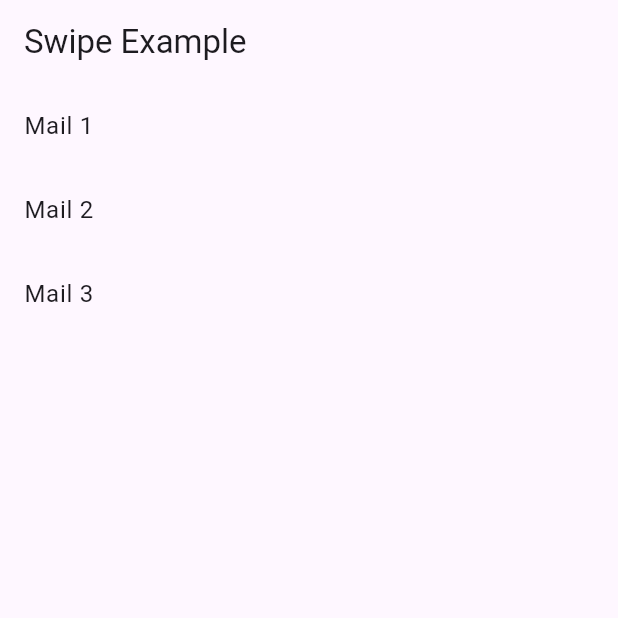
After one commit to 0xJihan/flutter-practice, a Flutter app: the screen it shows after launch, on a phone screen of 412 x 824 dp, the top half of it. The commit adds this screen. Run offline on Flutter 3.47's test engine with Material 3 defaults, Android fonts, the phone set to English and light mode, and no system bars; our stand-ins replace toastification.

Commit message:
feat: add backdrop, dismissible, and toast/snackbar examples
This commit introduces several new UI examples and a new dependency.

- **Backdrop Filter Example**: Adds `BackdropExample.dart`, demonstrating a frosted glass effect using `BackdropFilter` with `ImageFilter.blur`.
- **Dismissible Widget Example**: Adds `DismissibleExample.dart` to show how to implement swipe-to-dismiss functionality in a `ListView` for actions like archiving and deleting.
- **Toast and Snackbar Demo**: Adds `Toast_Snacks.dart` to showcase various notification styles. This includes using the new `toastification` package for advanced toasts and Flutter's built-in `SnackBar` for simpler notifications.
- **Dependencies**: Adds the `toastification` package to `pubspec.yaml`.

```diff
--- /dev/null
+++ b/lib/DismissableExample.dart
@@ -0,0 +1,56 @@
+import 'package:flutter/material.dart';
+
+class DismissibleExample extends StatefulWidget {
+  const DismissibleExample({super.key});
+
+  @override
+  State<DismissibleExample> createState() => _DismissibleExampleState();
+}
+
+class _DismissibleExampleState extends State<DismissibleExample> {
+  final items = ['Mail 1', 'Mail 2', 'Mail 3'];
+
+  @override
+  Widget build(BuildContext context) {
+    return Scaffold(
+      appBar: AppBar(title: const Text("Swipe Example")),
+      body: ListView.builder(
+        itemCount: items.length,
+        itemBuilder: (context, index) {
+          final item = items[index];
+
+          return Dismissible(
+            key: Key(item),
+            background: Container(
+              color: Colors.green,
+              alignment: Alignment.centerLeft,
+              padding: const EdgeInsets.symmetric(horizontal: 20),
+              child: const Icon(Icons.archive, color: Colors.white),
+            ),
+            secondaryBackground: Container(
+              color: Colors.red,
+              alignment: Alignment.centerRight,
+              padding: const EdgeInsets.symmetric(horizontal: 20),
+              child: const Icon(Icons.delete, color: Colors.white),
+            ),
+            onDismissed: (direction) {
+              if (direction == DismissDirection.startToEnd) {
+                // Swiped right → archive
+                ScaffoldMessenger.of(context).showSnackBar(
+                  SnackBar(content: Text('$item archived')),
+                );
+              } else if (direction == DismissDirection.endToStart) {
+                // Swiped left → delete
+                ScaffoldMessenger.of(context).showSnackBar(
+                  SnackBar(content: Text('$item deleted')),
+                );
+                setState(() => items.removeAt(index));
+              }
+            },
+            child: ListTile(title: Text(item)),
+          );
+        },
+      ),
+    );
+  }
+}
--- a/lib/main.dart
+++ b/lib/main.dart
@@ -1,13 +1,16 @@
 import 'package:flutter/material.dart';
 import 'package:flutter_practice/AllDialogs.dart';
+import 'package:flutter_practice/BackDropExample.dart';
+import 'package:flutter_practice/DismissableExample.dart';
 import 'package:flutter_practice/HeroImageTransition.dart';
 import 'package:flutter_practice/ProviderStateManagementExample.dart';
+import 'package:flutter_practice/Toast_Snacks.dart';
 
 void main() {
   runApp(MaterialApp(
     debugShowCheckedModeBanner: false,
     title: "Flutter Practice",
-    home: AllDialogsScreen(),
+    home: DismissibleExample(),
 
   ));
 }
--- a/pubspec.yaml
+++ b/pubspec.yaml
@@ -35,6 +35,7 @@ dependencies:
   # Use with the CupertinoIcons class for iOS style icons.
   cupertino_icons: ^1.0.8
   provider: ^6.1.5+1
+  toastification: ^3.0.3
 
 dev_dependencies:
   flutter_test:
```
Also changed, not shown: lib/BackDropExample.dart (added, +42 -0 lines), lib/Toast_Snacks.dart (added, +152 -0 lines), pubspec.lock.
